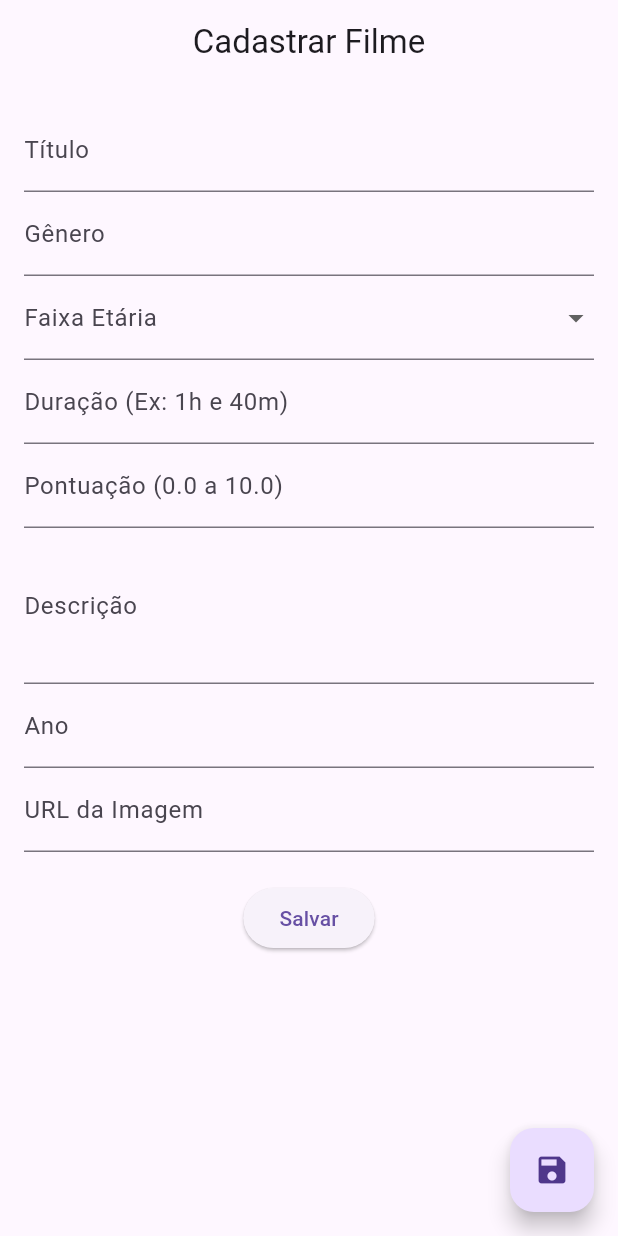
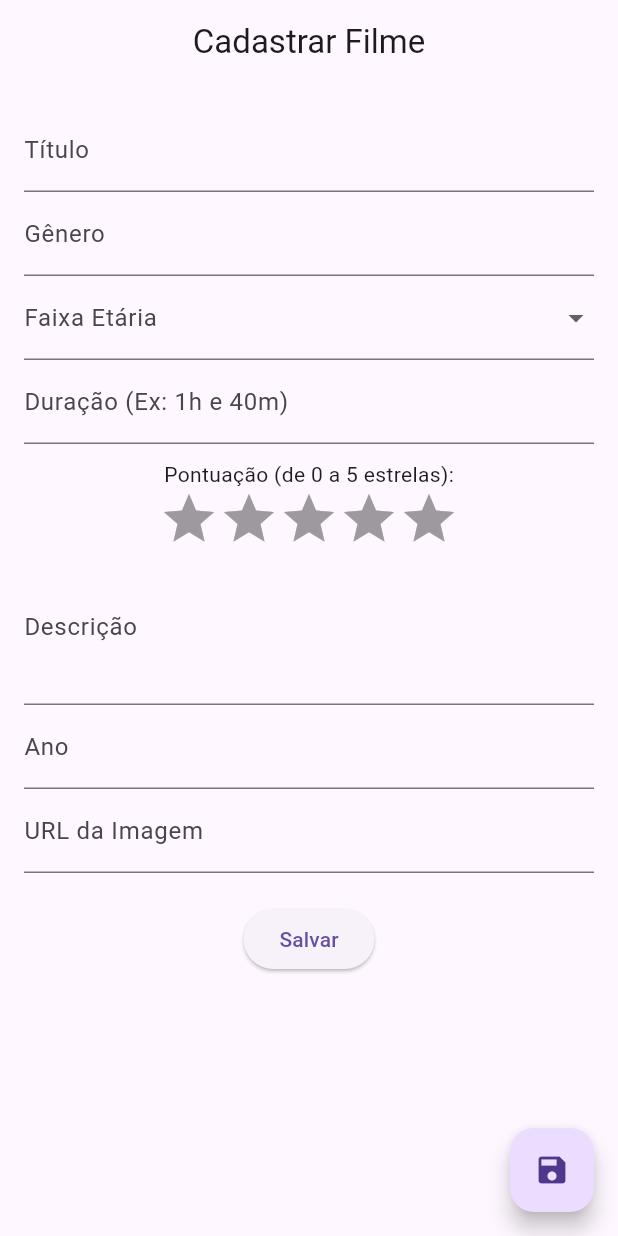
Before and after one commit to ana-gadelha/streaming, a Flutter app: the screen it shows after launch, after a tap on the "add" icon, on a phone screen of 412 x 824 dp. Run offline on Flutter 3.47's test engine with Material 3 defaults, Android fonts, the light colour scheme and no system bars; drawn by our look-alikes of flutter_rating_bar; our stand-ins replace sqflite, sqflite_common_ffi; accounts and stored records are empty.

Commit message:
Alteração pontuação com estrelas

```diff
--- a/lib/views/add_filme_view.dart
+++ b/lib/views/add_filme_view.dart
@@ -1,6 +1,8 @@
 import 'package:flutter/material.dart';
+import 'package:flutter_rating_bar/flutter_rating_bar.dart';
 import '../models/filme.dart';
 import '../database/database_helper.dart';
+
 
 class AddFilmeView extends StatefulWidget {
   const AddFilmeView({super.key});
@@ -22,6 +24,7 @@ class _AddFilmeViewState extends State<AddFilmeView> {
   final TextEditingController urlImagemController = TextEditingController();
 
   String? faixaSelecionada;
+  double _pontuacaoSelecionada = 0.0;
 
   // Função para salvar no banco
   void salvarFilme() async {
@@ -30,7 +33,7 @@ class _AddFilmeViewState extends State<AddFilmeView> {
       genero: generoController.text,
       faixaEtaria: faixaSelecionada ?? '',
       duracao: duracaoController.text,
-      pontuacao: double.tryParse(pontuacaoController.text) ?? 0.0,
+      pontuacao: _pontuacaoSelecionada,
       descricao: descricaoController.text,
       ano: anoController.text,
       urlImagem: urlImagemController.text,
@@ -52,7 +55,10 @@ class _AddFilmeViewState extends State<AddFilmeView> {
     anoController.clear();
     urlImagemController.clear();
 
-    setState(() {}); // Atualiza a tela para refletir a nova lista de filmes.
+    setState(() {
+      _pontuacaoSelecionada = 0.0;
+      faixaSelecionada = null;
+    }); // Atualiza a tela para refletir a nova lista de filmes.
   }
 
   @override
@@ -97,12 +103,23 @@ class _AddFilmeViewState extends State<AddFilmeView> {
               validator: (value) =>
                   value == null || value.isEmpty ? 'Informe quanto tempo tem o filme' : null,
             ),
-            TextFormField(
-              controller: pontuacaoController,
-              decoration: const InputDecoration(labelText: 'Pontuação (0.0 a 10.0)'),
-              keyboardType: TextInputType.number,
-              validator: (value) =>
-                  value == null || value.isEmpty ? 'Informe a pontuação' : null,
+            const SizedBox(height: 10),
+            const Text('Pontuação (de 0 a 5 estrelas):'),
+            RatingBar.builder(
+              initialRating: _pontuacaoSelecionada,
+              minRating: 1,
+              direction: Axis.horizontal,
+              allowHalfRating: true,
+              itemCount: 5,
+              itemBuilder: (context, _) => const Icon(
+                Icons.star,
+                color: Colors.amber,
+              ),
+              onRatingUpdate: (rating) {
+                setState(() {
+                  _pontuacaoSelecionada = rating;
+                });
+              },
             ),
             TextFormField(
               controller: descricaoController,
--- a/lib/views/home_view.dart
+++ b/lib/views/home_view.dart
@@ -1,4 +1,5 @@
 import 'package:flutter/material.dart';
+import 'package:flutter_rating_bar/flutter_rating_bar.dart';
 import '../controllers/filme_controller.dart';
 import '../models/filme.dart';
 
```
Also changed, not shown: pubspec.lock.
